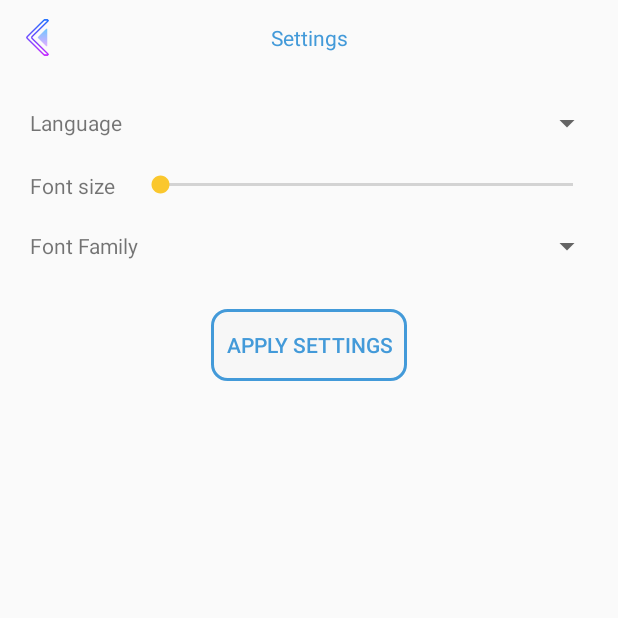
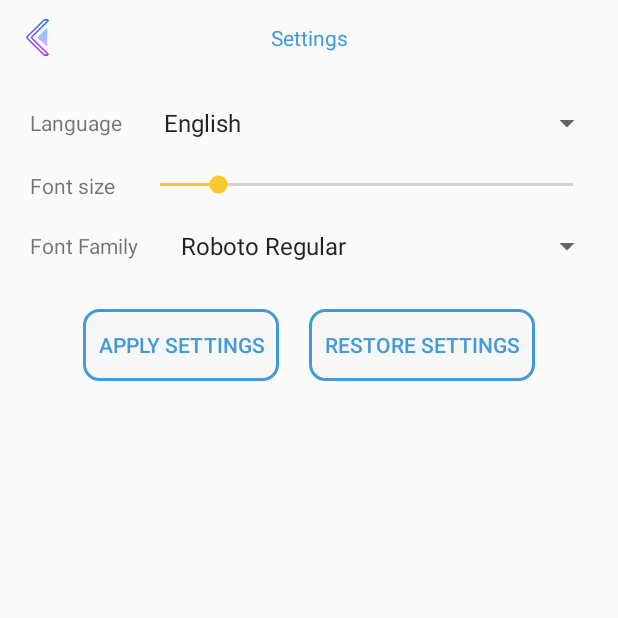
Before and after one commit to maxnevans/gla-android, an Android app: the screen it shows after launch (MainActivity), after a tap on "Settings", on a phone screen of 412 x 824 dp, the top half of it. Run offline under Robolectric (Android 15) with nearby library versions, the phone set to English and light mode, and no system bars; libraries missing offline, so code that uses them is left out: kotlinx.serialization.builtins.

Commit message:
settings implemented

```diff
--- a/app/src/main/java/by/maxnevans/gamelist/activities/SplashActivity.kt
+++ b/app/src/main/java/by/maxnevans/gamelist/activities/SplashActivity.kt
@@ -8,6 +8,7 @@ import android.view.WindowManager
 import by.maxnevans.gamelist.R
 import by.maxnevans.gamelist.dao.Game
 import by.maxnevans.gamelist.model.Storage
+import by.maxnevans.gamelist.view.Fonts
 
 class SplashActivity : AppCompatActivity() {
 
@@ -24,6 +25,8 @@ class SplashActivity : AppCompatActivity() {
         Storage.games.add(gLol)
         Storage.games.endUpdateTransaction()
 
+        Fonts.loadFonts(baseContext)
+
         Handler().postDelayed(Runnable {
             val i = Intent(baseContext, MainActivity::class.java)
             startActivity(i)
--- a/app/src/main/java/by/maxnevans/gamelist/dao/Language.kt
+++ b/app/src/main/java/by/maxnevans/gamelist/dao/Language.kt
@@ -3,7 +3,7 @@ package by.maxnevans.gamelist.dao
 import kotlinx.serialization.*
 
 @Serializable
-enum class Language {
-    ENGLISH,
-    RUSSIAN
+enum class Language(val internationalName: String, val nativeName: String) {
+    ENGLISH("English", "English"),
+    RUSSIAN("Russian", "Русский")
 }
--- a/app/src/main/java/by/maxnevans/gamelist/fragments/ApplicationSettings.kt
+++ b/app/src/main/java/by/maxnevans/gamelist/fragments/ApplicationSettings.kt
@@ -5,15 +5,24 @@ import androidx.fragment.app.Fragment
 import android.view.LayoutInflater
 import android.view.View
 import android.view.ViewGroup
-import android.widget.Button
-import android.widget.ImageButton
+import android.widget.*
 import androidx.navigation.Navigation
 import by.maxnevans.gamelist.R
+import by.maxnevans.gamelist.dao.Language
+import by.maxnevans.gamelist.dao.Settings
+import by.maxnevans.gamelist.model.SettingsBuilder
+import by.maxnevans.gamelist.model.Storage
+import by.maxnevans.gamelist.view.Fonts
+import by.maxnevans.gamelist.view.UIAdapter
 
 /**
  * A simple [Fragment] subclass.
  */
 class ApplicationSettings : Fragment() {
+    private var settings: Settings = Storage.settings.raw.copy()
+    private var spLanguage: Spinner? = null
+    private var spFontFamily: Spinner? = null
+    private var sbFontSize: SeekBar? = null
 
     override fun onCreateView(
         inflater: LayoutInflater, container: ViewGroup?,
@@ -23,14 +32,29 @@ class ApplicationSettings : Fragment() {
         return inflater.inflate(R.layout.fragment_application_settings, container, false)
     }
 
-    override fun onStart() {
-        super.onStart()
+    override fun onViewCreated(view: View, savedInstanceState: Bundle?) {
+        super.onViewCreated(view, savedInstanceState)
+        setupUIElements(view)
+        setupInitialValues()
+        setupSettingsValuesChangeListeners()
         setupClickListeners()
+    }
+
+    private fun setupUIElements(view: View) {
+        spLanguage =view.findViewById(R.id.app_settings_spinner_language)
+        spFontFamily = view.findViewById(R.id.app_settings_spinner_font_family)
+        sbFontSize = view.findViewById(R.id.app_settings_sb_font_size)
+    }
+
+    private fun setupInitialValues() {
+        settings = Storage.settings.raw.copy()
+        writeSettingsToUI(settings)
     }
 
     private fun setupClickListeners() {
         view?.findViewById<ImageButton>(R.id.app_settings_img_btn_back)?.setOnClickListener() { onBackClick(it) }
         view?.findViewById<Button>(R.id.app_settings_btn_apply_settings)?.setOnClickListener() { onApplySettingsClick(it) }
+        view?.findViewById<Button>(R.id.app_settings_btn_restore_settings)?.setOnClickListener() { onRestoreSettingsClick(it) }
     }
 
     private fun onBackClick(it: View) {
@@ -38,8 +62,64 @@ class ApplicationSettings : Fragment() {
     }
 
     private fun onApplySettingsClick(it: View) {
-        // TODO
+        Storage.settings.raw = settings.copy()
         onBackClick(it)
     }
 
+    private fun onRestoreSettingsClick(it: View) {
+        settings = SettingsBuilder.buildDefault()
+        writeSettingsToUI(settings)
+    }
+
+    private fun setupSettingsValuesChangeListeners() {
+        setSpinnerListener(spLanguage!!){parent, position -> onLanguageChange(parent, position)}
+        setSpinnerListener(spFontFamily!!){parent, position -> onFontFamilyChange(parent, position)}
+        setSeekBarListener(sbFontSize!!){ it -> onFontSizeChange(it)}
+    }
+
+    private fun setSeekBarListener(sb: SeekBar, cb: (sb: SeekBar) -> Unit) {
+        sb.setOnSeekBarChangeListener(object: SeekBar.OnSeekBarChangeListener {
+            override fun onProgressChanged(seekBar: SeekBar, i: Int, b: Boolean) { cb(seekBar) }
+            override fun onStartTrackingTouch(seekBar: SeekBar?) {}
+            override fun onStopTrackingTouch(seekBar: SeekBar?) {}
+        })
+    }
+
+    private fun setSpinnerListener(sp: Spinner, cb: (AdapterView<*>?, Int) -> Unit) {
+        sp.setOnItemSelectedListener(object: AdapterView.OnItemSelectedListener {
+            override fun onNothingSelected(parent: AdapterView<*>?) {}
+            override fun onItemSelected(
+                parent: AdapterView<*>?,
+                view: View?,
+                position: Int,
+                id: Long
+            ) {
+                cb(parent, position)
+            }
+        })
+    }
+
+    private fun onFontSizeChange(sb: SeekBar) {
+        settings.fontSize = UIAdapter.getFontSize(sb)
+    }
+
+    private fun onLanguageChange(parent: AdapterView<*>?, position: Int) {
+        val item = parent?.getItemAtPosition(position)
+        val language = Language.values().find { language ->  language.nativeName == item.toString()} ?: return
+        settings.language = language
+    }
+
+    private fun onFontFamilyChange(parent: AdapterView<*>?, position: Int) {
+        val item = parent?.getItemAtPosition(position) ?: return
+        settings.fontFamily = item.toString()
+    }
+
+    private fun writeSettingsToUI(settings: Settings) {
+        UIAdapter.setSpinnerValues(spLanguage!!, Language.values().map(){ language ->  language.nativeName})
+        UIAdapter.setSpinnerValues(spFontFamily!!, Fonts.values)
+
+        UIAdapter.setSpinnerSelection(spLanguage!!, settings.language.nativeName)
+        UIAdapter.setSpinnerSelection(spFontFamily!!, settings.fontFamily)
+        UIAdapter.setFontSize(settings.fontSize, sbFontSize!!)
+    }
 }
--- a/app/src/main/java/by/maxnevans/gamelist/fragments/GameFilters.kt
+++ b/app/src/main/java/by/maxnevans/gamelist/fragments/GameFilters.kt
@@ -31,7 +31,7 @@ class GameFilters : Fragment() {
     var txtCost: TextView? = null
     var txtRating: TextView? = null
     var txtCountPlayers: TextView? = null
-    var filters: Filters = Storage.filters.raw
+    var filters: Filters = Storage.filters.raw.copy()
 
     override fun onCreateView(
         inflater: LayoutInflater, container: ViewGroup?,
@@ -46,10 +46,6 @@ class GameFilters : Fragment() {
         setupUIElements(view)
         setupInitialValues()
         setupSeekbarValueChangeListeners()
-    }
-
-    override fun onStart() {
-        super.onStart()
         setupClickListeners()
     }
 
--- a/app/src/main/java/by/maxnevans/gamelist/model/SettingsBuilder.kt
+++ b/app/src/main/java/by/maxnevans/gamelist/model/SettingsBuilder.kt
@@ -6,7 +6,10 @@ import by.maxnevans.gamelist.dao.Settings
 object SettingsBuilder {
     val DEFAULT_LANGUAGE = Language.ENGLISH
     val DEFAULT_FONT_SIZE = 14
-    val DEFAULT_FONT_FAMILY = "Tahoma"
+    val DEFAULT_FONT_FAMILY = "Roboto Regular"
+    val MAX_FONT_SIZE = 26
+    val MIN_FONT_SIZE = 12
+    val DIFF_FONT_SIZE = MAX_FONT_SIZE - MIN_FONT_SIZE
 
     fun buildDefault(): Settings {
         return Settings(DEFAULT_LANGUAGE, DEFAULT_FONT_SIZE, DEFAULT_FONT_FAMILY)
--- /dev/null
+++ b/app/src/main/java/by/maxnevans/gamelist/view/Fonts.kt
@@ -0,0 +1,27 @@
+package by.maxnevans.gamelist.view
+
+import android.content.Context
+import android.graphics.Typeface
+import androidx.core.content.res.ResourcesCompat
+
+object Fonts {
+    private var fonts: MutableMap<String, Typeface> = mutableMapOf()
+
+    val map: MutableMap<String, Typeface>
+        get() {
+            return fonts
+        }
+
+    val values: ArrayList<String>
+        get() {
+            return fonts.map { entry -> entry.key} as ArrayList<String>
+        }
+
+    fun loadFonts(context: Context) {
+        fonts.put("Roboto Light", Typeface.create("sans-serif-light", Typeface.NORMAL))
+        fonts.put("Roboto Medium", Typeface.create("sans-serif-medium", Typeface.NORMAL))
+        fonts.put("Roboto Condensed", Typeface.create("sans-serif-condensed", Typeface.NORMAL))
+        fonts.put("Roboto Thin", Typeface.create("sans-serif-thin", Typeface.NORMAL))
+        fonts.put("Roboto Regular", Typeface.create("sans-serif", Typeface.NORMAL))
+    }
+}
--- a/app/src/main/java/by/maxnevans/gamelist/view/UIAdapter.kt
+++ b/app/src/main/java/by/maxnevans/gamelist/view/UIAdapter.kt
@@ -1,9 +1,9 @@
 package by.maxnevans.gamelist.view
 
-import android.widget.ImageView
-import android.widget.SeekBar
-import android.widget.TextView
+import android.R
+import android.widget.*
 import by.maxnevans.gamelist.model.FiltersBuilder
+import by.maxnevans.gamelist.model.SettingsBuilder
 import by.maxnevans.gamelist.model.Storage
 import org.w3c.dom.Text
 import kotlin.math.pow
@@ -70,6 +70,24 @@ object UIAdapter {
         txt.text = desc
     }
 
+    fun setFontSize(fontSize: Int, sb: SeekBar) {
+        sb.progress = getSeekBarProgressFromPercentage(calcFontSizeFromPercentage(fontSize), sb)
+    }
+
+    fun setSpinnerValues(sp: Spinner, values: List<String>) {
+        val aa = ArrayAdapter<String>(sp.context, R.layout.simple_spinner_item, values)
+        aa.setDropDownViewResource(android.R.layout.simple_spinner_dropdown_item)
+        sp.adapter = aa
+    }
+
+    fun setSpinnerSelection(sp: Spinner, value: String) {
+        sp.setSelection((sp.adapter as ArrayAdapter<String>).getPosition(value))
+    }
+
+    fun getFontSize(sb: SeekBar): Int {
+        return calcFontSize(getSeekBarProgressInProcentages(sb))
+    }
+
     private fun getSeekBarProgressInProcentages(sb: SeekBar): Double {
         return sb.progress * 1.0 / sb.max
     }
@@ -102,6 +120,14 @@ object UIAdapter {
         return makeLinearFromNonLinear((countPlayers - FiltersBuilder.MIN_COUNT_PLAYERS) / FiltersBuilder.DIFF_COUNT_PLAYERS)
     }
 
+    private fun calcFontSize(fontSizeInProcentages: Double): Int {
+        return (fontSizeInProcentages * SettingsBuilder.DIFF_FONT_SIZE + SettingsBuilder.MIN_FONT_SIZE).roundToInt()
+    }
+
+    private fun calcFontSizeFromPercentage(fontSize: Int): Double {
+        return (fontSize * 1.0 - SettingsBuilder.MIN_FONT_SIZE) / SettingsBuilder.DIFF_FONT_SIZE
+    }
+
     private fun makeNonLinearFromLinear(linear: Double): Double {
         return linear.pow(3)
     }
--- a/app/src/main/res/layout/fragment_application_settings.xml
+++ b/app/src/main/res/layout/fragment_application_settings.xml
@@ -143,6 +143,18 @@
                 style="?android:attr/borderlessButtonStyle"
                 android:text="@string/apply_settings" />
 
+            <Button
+                android:id="@+id/app_settings_btn_restore_settings"
+                android:layout_width="wrap_content"
+                android:layout_height="wrap_content"
+                android:layout_marginStart="10dp"
+                android:layout_marginEnd="10dp"
+                android:background="@drawable/style_button_background"
+                android:textColor="@drawable/style_button_text_color"
+                android:padding="10dp"
+                style="?android:attr/borderlessButtonStyle"
+                android:text="@string/restore_settings" />
+
         </LinearLayout>
     </LinearLayout>
 
--- a/app/src/main/res/values/strings.xml
+++ b/app/src/main/res/values/strings.xml
@@ -22,4 +22,5 @@
     <string name="name">Name</string>
     <string name="description">Description</string>
     <string name="create_game">Create Game</string>
+    <string name="restore_settings">Restore Settings</string>
 </resources>
```
